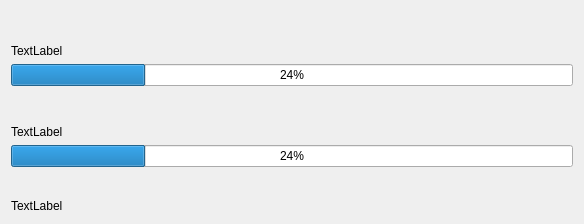
Before: the Qt Designer form GFXChecker/progress_window.ui in MapGenReload-Tools-Hoi4/GFXChecker, drawn with Qt 5.
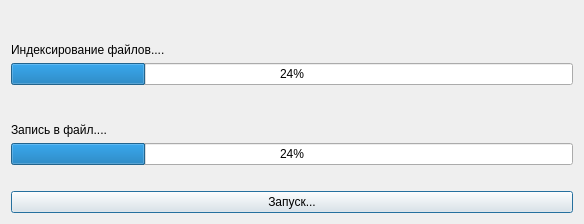
After: the same form once the commit is applied.

Commit message: JSON Передачик [Stable]

```diff
--- a/GFXChecker/progress_window.ui
+++ b/GFXChecker/progress_window.ui
@@ -30,9 +30,22 @@
       </spacer>
      </item>
      <item>
-      <widget class="QLabel" name="label">
+      <spacer name="verticalSpacer_6">
+       <property name="orientation">
+        <enum>Qt::Vertical</enum>
+       </property>
+       <property name="sizeHint" stdset="0">
+        <size>
+         <width>20</width>
+         <height>40</height>
+        </size>
+       </property>
+      </spacer>
+     </item>
+     <item>
+      <widget class="QLabel" name="label_start">
        <property name="text">
-        <string>TextLabel</string>
+        <string>Индексирование файлов....</string>
        </property>
       </widget>
      </item>
@@ -43,6 +56,19 @@
        </property>
       </widget>
      </item>
+     <item>
+      <spacer name="verticalSpacer_5">
+       <property name="orientation">
+        <enum>Qt::Vertical</enum>
+       </property>
+       <property name="sizeHint" stdset="0">
+        <size>
+         <width>20</width>
+         <height>40</height>
+        </size>
+       </property>
+      </spacer>
+     </item>
      <item>
       <spacer name="verticalSpacer">
        <property name="orientation">
@@ -58,12 +84,19 @@
      </item>
     </layout>
    </item>
-   <item row="1" column="0">
+   <item row="4" column="0">
+    <widget class="QPushButton" name="pushButton_run">
+     <property name="text">
+      <string>Запуск...</string>
+     </property>
+    </widget>
+   </item>
+   <item row="2" column="0">
     <layout class="QVBoxLayout" name="verticalLayout_2">
      <item>
       <widget class="QLabel" name="label_2">
        <property name="text">
-        <string>TextLabel</string>
+        <string>Запись в файл....</string>
        </property>
       </widget>
      </item>
@@ -89,13 +122,26 @@
      </item>
     </layout>
    </item>
-   <item row="2" column="0">
-    <widget class="QLabel" name="label_3">
+   <item row="3" column="0">
+    <widget class="QLabel" name="label_main">
      <property name="text">
-      <string>TextLabel</string>
+      <string/>
      </property>
     </widget>
    </item>
+   <item row="1" column="0">
+    <spacer name="verticalSpacer_4">
+     <property name="orientation">
+      <enum>Qt::Vertical</enum>
+     </property>
+     <property name="sizeHint" stdset="0">
+      <size>
+       <width>20</width>
+       <height>40</height>
+      </size>
+     </property>
+    </spacer>
+   </item>
   </layout>
  </widget>
  <resources/>
```
Left out of the diff: 8 changed lines with no effect on the pictures. The commit also changes 2 other files.
